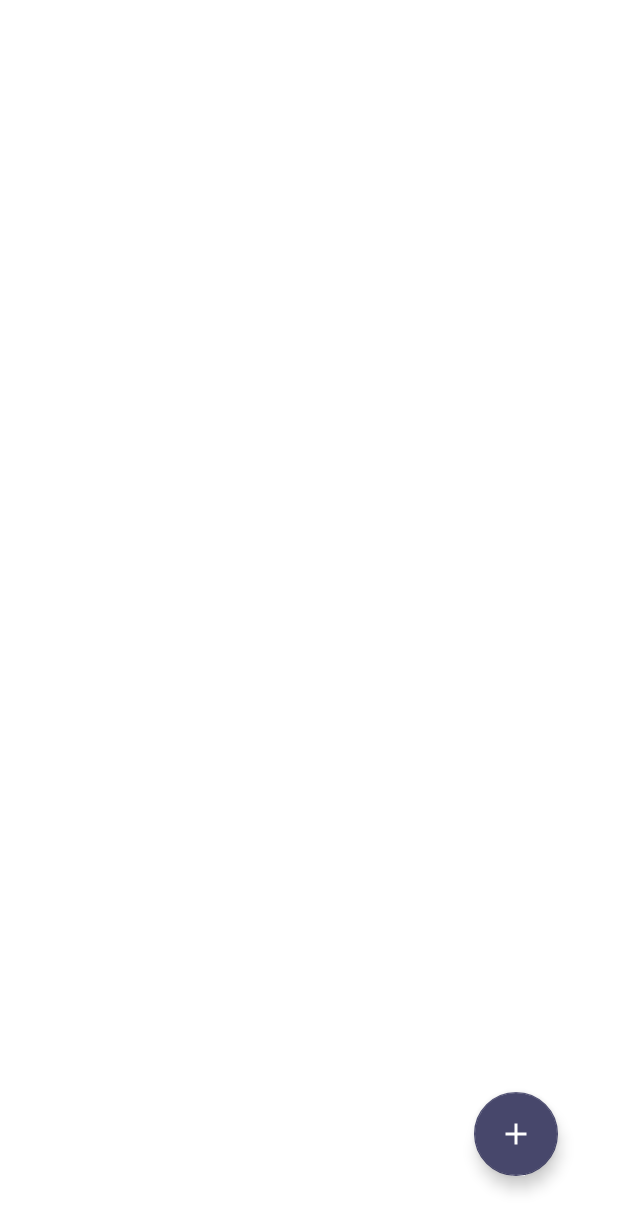
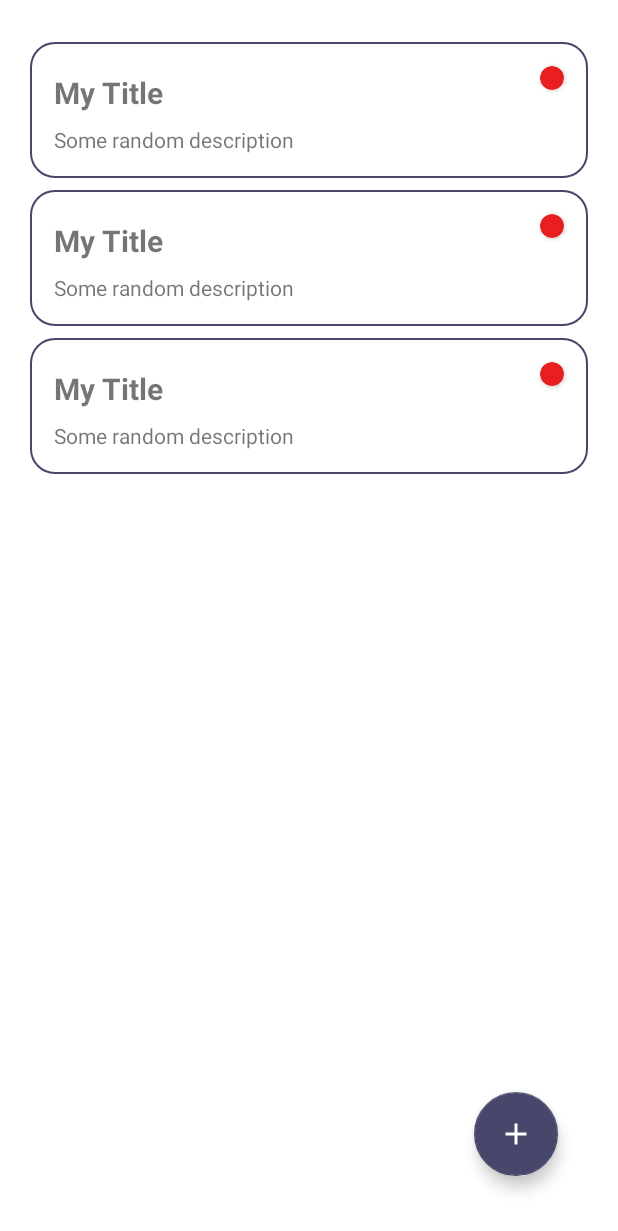
Before and after one commit to juanchosandox90/BestToDoApp, an Android app: the layout fragment_list.xml on its own in the app's theme, with its tools: preview values and no code run, on a phone screen of 412 x 824 dp. Shown: the top 1231 px of the screen. Run offline under Robolectric (Android 15) with nearby library versions, the phone set to English and light mode, and no system bars.

Commit message:
Get All Data from DB with LiveData
- Get the ToDoData from the DB using the LiveData object to prevent errors in the change of the state fro the future
- Fix a UI bug on Night-Day changes.

Next step: Check if the DB is empty. If so, then paint the UI for NO DATA.

```diff
--- a/app/src/main/java/com/sandoval/besttodoapp/data/repository/ToDoRepository.kt
+++ b/app/src/main/java/com/sandoval/besttodoapp/data/repository/ToDoRepository.kt
@@ -1,10 +1,13 @@
 package com.sandoval.besttodoapp.data.repository
 
+import androidx.lifecycle.LiveData
 import com.sandoval.besttodoapp.data.ToDoDao
 import com.sandoval.besttodoapp.data.models.ToDoData
 
 class ToDoRepository(private val toDoDao: ToDoDao) {
 
+    val getAllData: LiveData<List<ToDoData>> = toDoDao.getAllData()
+
     suspend fun insertData(toDoData: ToDoData) {
         toDoDao.insertData(toDoData)
     }
--- a/app/src/main/java/com/sandoval/besttodoapp/data/viewmodel/ToDoViewModel.kt
+++ b/app/src/main/java/com/sandoval/besttodoapp/data/viewmodel/ToDoViewModel.kt
@@ -2,6 +2,7 @@ package com.sandoval.besttodoapp.data.viewmodel
 
 import android.app.Application
 import androidx.lifecycle.AndroidViewModel
+import androidx.lifecycle.LiveData
 import androidx.lifecycle.viewModelScope
 import com.sandoval.besttodoapp.data.ToDoDatabase
 import com.sandoval.besttodoapp.data.models.ToDoData
@@ -13,6 +14,7 @@ class ToDoViewModel(application: Application) : AndroidViewModel(application) {
 
     private val toDoDao = ToDoDatabase.getDatabase(application).toDoDao()
     private val toDoRepository: ToDoRepository = ToDoRepository(toDoDao)
+    val getAllData: LiveData<List<ToDoData>> = toDoRepository.getAllData
 
     fun insertData(toDoData: ToDoData) {
         viewModelScope.launch(Dispatchers.IO) {
--- a/app/src/main/java/com/sandoval/besttodoapp/ui/fragments/AddFragment.kt
+++ b/app/src/main/java/com/sandoval/besttodoapp/ui/fragments/AddFragment.kt
@@ -61,8 +61,6 @@ class AddFragment : Fragment() {
             // the best practice to do this is using a ViewModel to access a dispatcher and in that
             // way the UI wont be blocked for the user while the insertion process is done.
             mTodoViewModel.insertData(newData)
-            /*   Toast.makeText(requireContext(), "Data has been added successfully!", Toast.LENGTH_LONG)
-                   .show()*/
             navController.navigate(actionAddToList)
 
 
--- /dev/null
+++ b/app/src/main/res/drawable/item_background.xml
@@ -0,0 +1,8 @@
+<?xml version="1.0" encoding="utf-8"?>
+<shape xmlns:android="http://schemas.android.com/apk/res/android">
+    <solid android:color="@color/white" />
+    <stroke
+        android:width="1dp"
+        android:color="@color/darkerPurple" />
+    <corners android:radius="16dp" />
+</shape>
--- /dev/null
+++ b/app/src/main/res/drawable/item_background_night.xml
@@ -0,0 +1,8 @@
+<?xml version="1.0" encoding="utf-8"?>
+<shape xmlns:android="http://schemas.android.com/apk/res/android">
+    <solid android:color="@color/nightDarBackground" />
+    <stroke
+        android:width="1dp"
+        android:color="@color/lightGrey" />
+    <corners android:radius="16dp" />
+</shape>
--- a/app/src/main/res/layout/fragment_list.xml
+++ b/app/src/main/res/layout/fragment_list.xml
@@ -7,6 +7,22 @@
     android:layout_height="match_parent"
     tools:context=".ui.fragments.ListFragment">
 
+    <androidx.recyclerview.widget.RecyclerView
+        android:id="@+id/recyclerViewList"
+        android:layout_width="0dp"
+        android:layout_height="0dp"
+        android:layout_marginStart="16dp"
+        android:layout_marginTop="16dp"
+        android:layout_marginEnd="16dp"
+        android:layout_marginBottom="16dp"
+        android:clipToPadding="false"
+        android:paddingTop="8dp"
+        app:layout_constraintBottom_toBottomOf="parent"
+        app:layout_constraintEnd_toEndOf="parent"
+        app:layout_constraintHorizontal_bias="0.5"
+        app:layout_constraintStart_toStartOf="parent"
+        app:layout_constraintTop_toTopOf="parent"
+        tools:listitem="@layout/row_layout" />
 
     <com.google.android.material.floatingactionbutton.FloatingActionButton
         android:id="@+id/addToDoButton"
--- /dev/null
+++ b/app/src/main/res/layout/row_layout.xml
@@ -0,0 +1,63 @@
+<?xml version="1.0" encoding="utf-8"?>
+<androidx.constraintlayout.widget.ConstraintLayout xmlns:android="http://schemas.android.com/apk/res/android"
+    xmlns:app="http://schemas.android.com/apk/res-auto"
+    xmlns:tools="http://schemas.android.com/tools"
+    android:layout_width="match_parent"
+    android:layout_height="wrap_content"
+    android:layout_margin="4dp">
+
+    <androidx.constraintlayout.widget.ConstraintLayout
+        android:id="@+id/rowBackground"
+        style="@style/CustomConstraintItem"
+        android:layout_width="match_parent"
+        android:layout_height="wrap_content"
+        app:layout_constraintBottom_toBottomOf="parent"
+        app:layout_constraintEnd_toEndOf="parent"
+        app:layout_constraintHorizontal_bias="0.5"
+        app:layout_constraintStart_toStartOf="parent"
+        app:layout_constraintTop_toTopOf="parent">
+
+        <androidx.cardview.widget.CardView
+            android:id="@+id/priorityIndicator"
+            android:layout_width="16dp"
+            android:layout_height="16dp"
+            android:layout_marginTop="16dp"
+            android:layout_marginEnd="16dp"
+            app:cardBackgroundColor="@color/redPriority"
+            app:cardCornerRadius="100dp"
+            app:layout_constraintEnd_toEndOf="parent"
+            app:layout_constraintTop_toTopOf="parent" />
+
+        <TextView
+            android:id="@+id/titleText"
+            android:layout_width="wrap_content"
+            android:layout_height="wrap_content"
+            android:layout_marginStart="16dp"
+            android:layout_marginTop="20dp"
+            android:maxLength="20"
+            android:textSize="20sp"
+            android:textStyle="bold"
+            app:layout_constraintStart_toStartOf="parent"
+            app:layout_constraintTop_toTopOf="parent"
+            tools:text="My Title" />
+
+        <TextView
+            android:id="@+id/descriptionText"
+            android:layout_width="0dp"
+            android:layout_height="wrap_content"
+            android:layout_marginTop="8dp"
+            android:layout_marginEnd="16dp"
+            android:layout_marginBottom="16dp"
+            android:maxLength="300"
+            android:maxLines="10"
+            app:layout_constraintBottom_toBottomOf="parent"
+            app:layout_constraintEnd_toEndOf="parent"
+            app:layout_constraintHorizontal_bias="0.0"
+            app:layout_constraintStart_toStartOf="@id/titleText"
+            app:layout_constraintTop_toBottomOf="@id/titleText"
+            app:layout_constraintVertical_bias="1.0"
+            tools:text="Some random description" />
+
+    </androidx.constraintlayout.widget.ConstraintLayout>
+
+</androidx.constraintlayout.widget.ConstraintLayout>
--- a/app/src/main/res/values-night/themes.xml
+++ b/app/src/main/res/values-night/themes.xml
@@ -28,4 +28,9 @@
         <item name="android:textColorHint">@color/text_color_hint_night</item>
         <item name="hintTextColor">@color/lightGrey</item>
     </style>
+
+
+    <style name="CustomConstraintItem" parent="Theme.AppCompat.DayNight">
+        <item name="android:background">@drawable/item_background_night</item>
+    </style>
 </resources>
--- a/app/src/main/res/values/colors.xml
+++ b/app/src/main/res/values/colors.xml
@@ -13,4 +13,5 @@
     <color name="redPriority">#E91E1E</color>
     <color name="greenPriority">#00CF45</color>
     <color name="yellowPriority">#FFC107</color>
+    <color name="nightDarBackground">#1F1F30</color>
 </resources>
--- a/app/src/main/res/values/themes.xml
+++ b/app/src/main/res/values/themes.xml
@@ -29,4 +29,8 @@
         <item name="android:textColorHint">@color/text_color_hint</item>
         <item name="hintTextColor">@color/darkerPurple</item>
     </style>
+
+    <style name="CustomConstraintItem" parent="Theme.AppCompat.DayNight">
+        <item name="android:background">@drawable/item_background</item>
+    </style>
 </resources>
```
Also changed, not shown: app/src/main/java/com/sandoval/besttodoapp/data/ToDoDao.kt (+8 -4 lines), app/src/main/java/com/sandoval/besttodoapp/ui/fragments/ListFragment.kt (+22 -5 lines), app/src/main/java/com/sandoval/besttodoapp/ui/fragments/adapters/ListAdapter.kt (added, +56 -0 lines).
